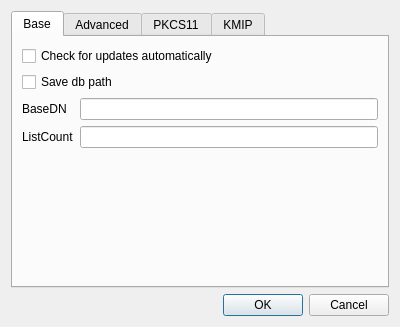
Before: the Qt Designer form CAMan/settings_dlg.ui in jykim74/CertMan, drawn with Qt 5.
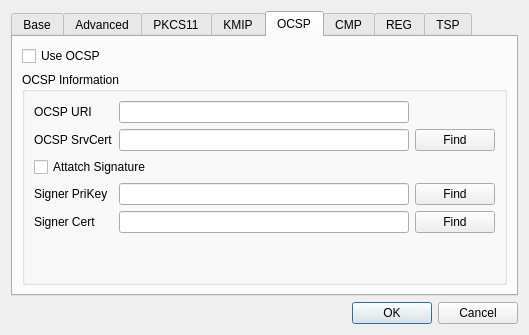
After: the same form once the commit is applied.

Patch:
```diff
--- a/CAMan/settings_dlg.ui
+++ b/CAMan/settings_dlg.ui
@@ -6,8 +6,8 @@
    <rect>
     <x>0</x>
     <y>0</y>
-    <width>400</width>
-    <height>327</height>
+    <width>529</width>
+    <height>335</height>
    </rect>
   </property>
   <property name="windowTitle">
@@ -17,7 +17,7 @@
    <item>
     <widget class="QTabWidget" name="mTabWidget">
      <property name="currentIndex">
-      <number>0</number>
+      <number>4</number>
      </property>
      <widget class="QWidget" name="tab">
       <attribute name="title">
@@ -291,6 +291,125 @@
        </item>
       </layout>
      </widget>
+     <widget class="QWidget" name="tab_5">
+      <attribute name="title">
+       <string>OCSP</string>
+      </attribute>
+      <layout class="QGridLayout" name="gridLayout_6">
+       <item row="0" column="0">
+        <widget class="QCheckBox" name="mUseOCSPCheck">
+         <property name="text">
+          <string>Use OCSP</string>
+         </property>
+        </widget>
+       </item>
+       <item row="1" column="0">
+        <widget class="QGroupBox" name="mOCSPGroup">
+         <property name="title">
+          <string>OCSP Information</string>
+         </property>
+         <layout class="QGridLayout" name="gridLayout_7">
+          <item row="0" column="1">
+           <widget class="QLineEdit" name="mOCSPURIText"/>
+          </item>
+          <item row="3" column="1">
+           <widget class="QLineEdit" name="mOCSPSignerPriPathText"/>
+          </item>
+          <item row="5" column="1">
+           <spacer name="verticalSpacer_5">
+            <property name="orientation">
+             <enum>Qt::Vertical</enum>
+            </property>
+            <property name="sizeHint" stdset="0">
+             <size>
+              <width>20</width>
+              <height>40</height>
+             </size>
+            </property>
+           </spacer>
+          </item>
+          <item row="2" column="0" colspan="2">
+           <widget class="QCheckBox" name="mOCSPAttachSignCheck">
+            <property name="text">
+             <string>Attatch Signature</string>
+            </property>
+           </widget>
+          </item>
+          <item row="3" column="0">
+           <widget class="QLabel" name="label_14">
+            <property name="text">
+             <string>Signer PriKey</string>
+            </property>
+           </widget>
+          </item>
+          <item row="1" column="0">
+           <widget class="QLabel" name="label_16">
+            <property name="text">
+             <string>OCSP SrvCert</string>
+            </property>
+           </widget>
+          </item>
+          <item row="0" column="0">
+           <widget class="QLabel" name="label_13">
+            <property name="text">
+             <string>OCSP URI</string>
+            </property>
+           </widget>
+          </item>
+          <item row="4" column="2">
+           <widget class="QPushButton" name="mOCSPSignerCertFindBtn">
+            <property name="text">
+             <string>Find</string>
+            </property>
+           </widget>
+          </item>
+          <item row="4" column="1">
+           <widget class="QLineEdit" name="mOCSPSignerCertPathText"/>
+          </item>
+          <item row="3" column="2">
+           <widget class="QPushButton" name="mOCSPSignerPriFindBtn">
+            <property name="text">
+             <string>Find</string>
+            </property>
+           </widget>
+          </item>
+          <item row="4" column="0">
+           <widget class="QLabel" name="label_15">
+            <property name="text">
+             <string>Signer Cert</string>
+            </property>
+           </widget>
+          </item>
+          <item row="1" column="1">
+           <widget class="QLineEdit" name="mOCSPSrvCertPathText"/>
+          </item>
+          <item row="1" column="2">
+           <widget class="QPushButton" name="mOCSPSrvCertFindBtn">
+            <property name="text">
+             <string>Find</string>
+            </property>
+           </widget>
+          </item>
+         </layout>
+        </widget>
+       </item>
+      </layout>
+     </widget>
+     <widget class="QWidget" name="tab_6">
+      <attribute name="title">
+       <string>CMP</string>
+      </attribute>
+     </widget>
+     <widget class="QWidget" name="tab_7">
+      <attribute name="title">
+       <string>REG</string>
+      </attribute>
+     </widget>
+     <widget class="QWidget" name="tab_8">
+      <attribute name="title">
+       <string>TSP</string>
+      </attribute>
+     </widget>
     </widget>
    </item>
    <item>
```
